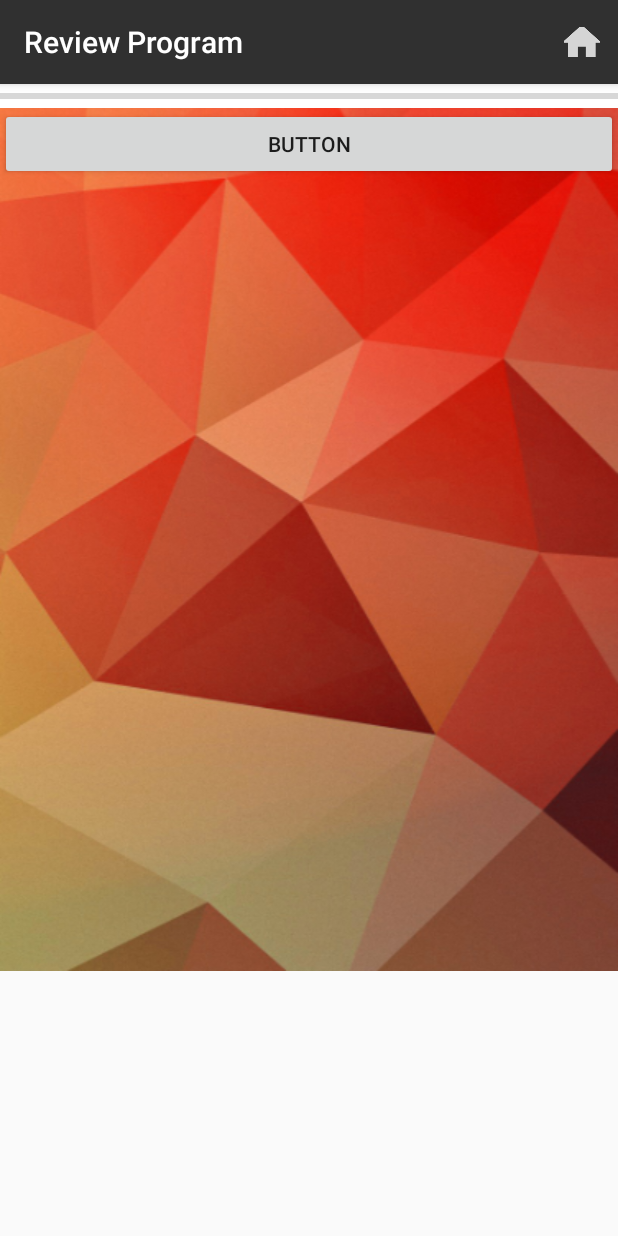
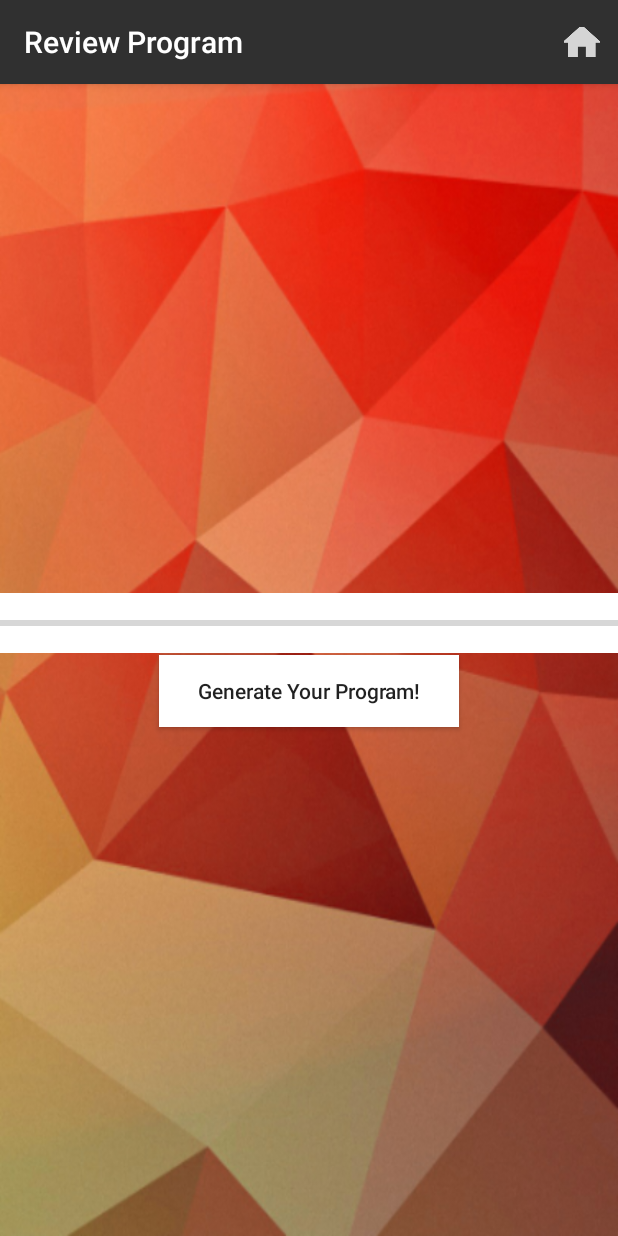
Before and after one commit to phreid/climbingtrainer, an Android app: the BuildNewProgramReview screen opened directly, with no data from a screen before it, on a phone screen of 412 x 824 dp. Run offline under Robolectric (Android 15) with nearby library versions, the phone set to English and light mode, and no system bars; 5 statements that could not run were skipped.

Commit message:
Fixed bug where program creation would stall unless the user selected every single day of the week

```diff
--- a/app/src/main/java/com/adamson/miles/climbingtrainer/ProgramBuilder.java
+++ b/app/src/main/java/com/adamson/miles/climbingtrainer/ProgramBuilder.java
@@ -205,6 +205,7 @@ public class ProgramBuilder {
     // is finished being built.
     public int buildTrainingDays(final Context context){
         DatabaseHelper db = new DatabaseHelper(context);
+        attempts = 0;
         // For each non-null day in the dates array, create a corresponding training day
         // Rest days are null, skip them
         if(trainingDatesInProgram[i] != null){
@@ -553,8 +554,8 @@ public class ProgramBuilder {
                 trainingDay.type = "ERROR";
             }
             db.insertProgramRow(trainingDay, programName);
-            i++;
        }
+       i++;
        if(i == programLength){
             done = true;
        }
@@ -588,6 +589,7 @@ public class ProgramBuilder {
 
     // Returns a random exercise from an exercise array
     Exercise randomFrom(Exercise[] e){
+
         return e[randomInt(e.length)];
     }
 
@@ -730,7 +732,7 @@ public class ProgramBuilder {
 
     boolean toManyTries(){
         attempts++;
-        if(attempts > 10000){
+        if(attempts > 100000){
             return true;
         } else {
             return false;
--- a/app/src/main/res/layout/activity_build_new_program_review.xml
+++ b/app/src/main/res/layout/activity_build_new_program_review.xml
@@ -6,31 +6,30 @@
     tools:context="com.adamson.miles.climbingtrainer.BuildNewProgramReview">
 
     <!-- view for AdMob Banner Ad -->
-    <ScrollView
-        android:layout_width="match_parent"
-        android:layout_height="match_parent">
 
     <LinearLayout
         android:id="@+id/layoutEquipment"
         android:layout_width="match_parent"
-            android:layout_height="wrap_content"
+        android:layout_height="match_parent"
         android:background="@drawable/polygon_red"
+        android:gravity="center"
         android:orientation="vertical">
 
         <ProgressBar
             android:id="@+id/progressBar"
             style="?android:attr/progressBarStyleHorizontal"
             android:layout_width="match_parent"
-                android:layout_height="wrap_content"
+            android:layout_height="40dp"
+            android:layout_marginBottom="1dp"
             android:background="@android:color/white" />
 
         <Button
             android:id="@+id/buttonGo"
-                android:layout_width="match_parent"
+            android:layout_width="200dp"
             android:layout_height="wrap_content"
-                android:text="Button" />
+            android:background="@android:color/white"
+            android:text="@string/generate"
+            android:textAllCaps="false" />
 
     </LinearLayout>
-    </ScrollView>
-
 </RelativeLayout>
--- a/app/src/main/res/values/strings.xml
+++ b/app/src/main/res/values/strings.xml
@@ -21,7 +21,7 @@
     <string name="name_error">Letters and spaces only, up to 20 characters</string>
     <string name="program_error">Once you create a program, it will appear here.</string>
     <string name="check_box_help">Once you check every exercise on a day, this will be checked off too.</string>
-
+    <string name="generate">Generate Your Program!</string>
     <string name="action_home">Home</string>
 
     <string name="plus_rep">+rep</string>
```
Also changed, not shown: app/src/main/java/com/adamson/miles/climbingtrainer/ExerciseBuilder.java (+65 -4 lines). Lines whose indentation alone changed are shown as unchanged.
